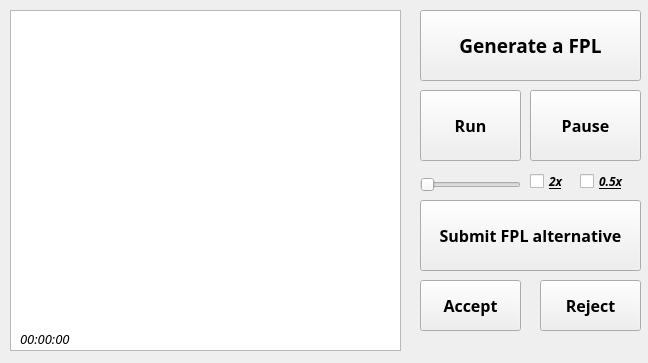
Old version of the form service.ui in the repository kom1che/RD.
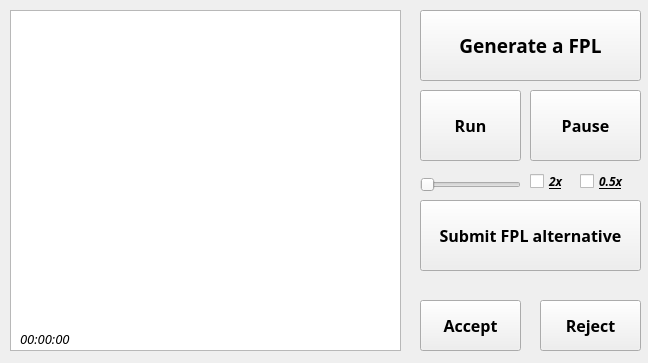
New version of the form.

Commit message: fix:if DR hasn’t removed any waypoint, a notice “Flight plan has not been modified” is displayed next to the button;

```diff
--- a/service.ui
+++ b/service.ui
@@ -160,7 +160,7 @@
    <property name="geometry">
     <rect>
      <x>420</x>
-     <y>280</y>
+     <y>300</y>
      <width>101</width>
      <height>51</height>
     </rect>
@@ -181,7 +181,7 @@
    <property name="geometry">
     <rect>
      <x>540</x>
-     <y>280</y>
+     <y>300</y>
      <width>101</width>
      <height>51</height>
     </rect>
@@ -241,6 +241,31 @@
     <enum>Qt::Horizontal</enum>
    </property>
   </widget>
+  <widget class="QLabel" name="Infolabel">
+   <property name="geometry">
+    <rect>
+     <x>420</x>
+     <y>280</y>
+     <width>221</width>
+     <height>20</height>
+    </rect>
+   </property>
+   <property name="font">
+    <font>
+     <family>Century Gothic</family>
+     <pointsize>9</pointsize>
+    </font>
+   </property>
+   <property name="text">
+    <string/>
+   </property>
+   <property name="scaledContents">
+    <bool>false</bool>
+   </property>
+   <property name="alignment">
+    <set>Qt::AlignCenter</set>
+   </property>
+  </widget>
  </widget>
  <layoutdefault spacing="6" margin="11"/>
  <resources/>
```
The commit also changes 3 other files.
